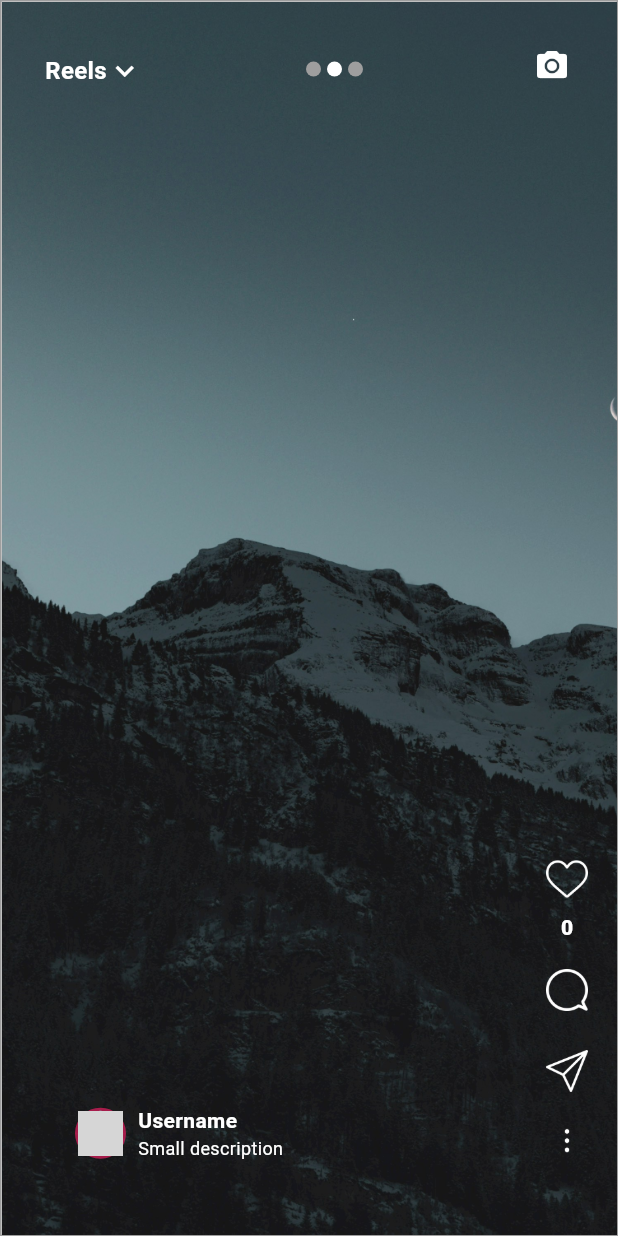
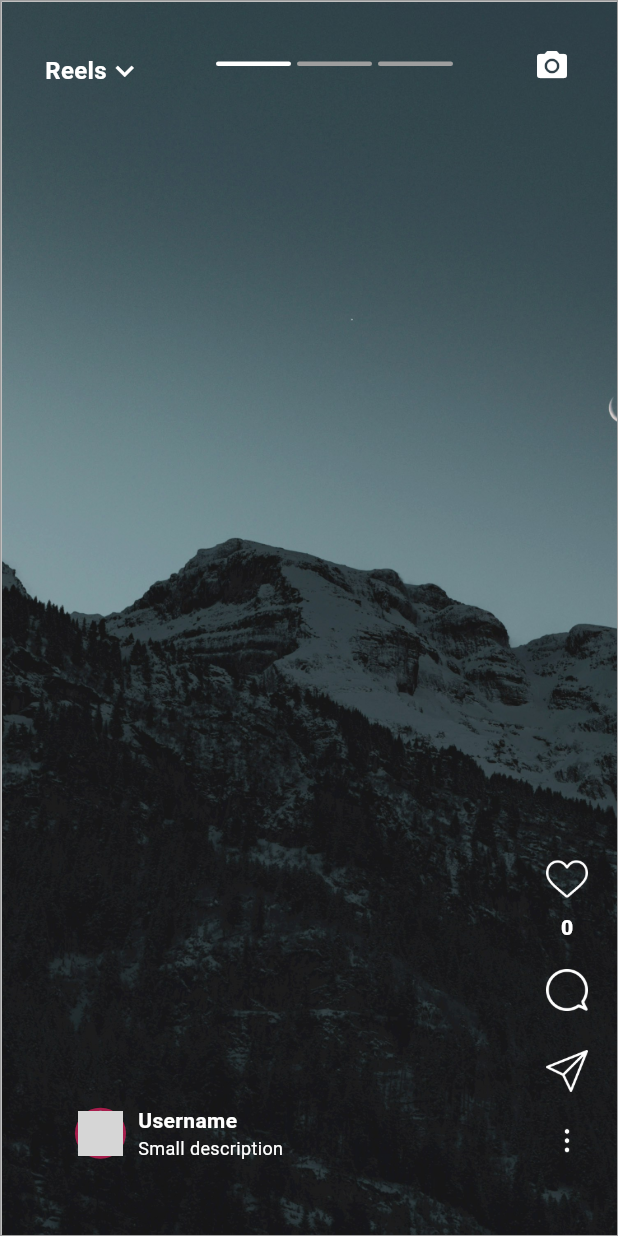
Before and after one commit to Peddi-Nikitha/reels, a Flutter app: the screen it shows after launch, swiped to page 2, on a phone screen of 412 x 824 dp. Run offline on Flutter 3.47's test engine with Material 3 defaults, Android fonts, the phone set to English and light mode, and no system bars; network calls fail; grey boxes are pictures that could not be loaded.

Commit message:
side bar

```diff
--- a/lib/main.dart
+++ b/lib/main.dart
@@ -1,4 +1,5 @@
 import 'package:flutter/material.dart';
+import 'dart:async';
 
 void main() {
   runApp(MyApp());
@@ -37,9 +38,43 @@ class _InstagramReelsState extends State<InstagramReels> {
 
   // Page controller for managing the page index
   final PageController _pageController = PageController();
+    final PageController _pageControllerHorizontal = PageController();
+
 
   // Current page index
   int _currentPage = 0;
+  int _currentPageHorizontal = 0;
+
+  Timer? _timer;
+
+  @override
+  void initState() {
+    super.initState();
+    _startTimer();
+  }
+
+  @override
+  void dispose() {
+    _timer?.cancel();
+    super.dispose();
+  }
+
+  void _startTimer() {
+    _timer = Timer.periodic(Duration(seconds: 10), (timer) {
+      if (_currentPageHorizontal < images.length - 1) {
+        _currentPageHorizontal++;
+
+      } else {
+        _currentPageHorizontal = 0;
+      }
+      _pageControllerHorizontal.animateToPage(
+        _currentPageHorizontal,
+        duration: Duration(milliseconds: 500),
+        curve: Curves.easeInOut,
+      );
+    });
+
+  }
 
   void _handleDoubleTap() {
     setState(() {
@@ -69,9 +104,16 @@ class _InstagramReelsState extends State<InstagramReels> {
                   color: Colors.grey[300],
                   border: Border.all(color: Colors.grey),
                 ),
-                child: ListView.builder(
+                child: PageView.builder(
+                  controller: _pageControllerHorizontal,
                   scrollDirection: Axis.horizontal,
                   itemCount: images.length,
+                  onPageChanged: (value){
+                    setState(() {
+                      _currentPageHorizontal = value;
+                    });
+                  },
+
                   itemBuilder: (context, index) {
                     return Image.asset(
                       images[index],
@@ -266,7 +308,7 @@ class _InstagramReelsState extends State<InstagramReels> {
             ),
             Positioned(
               top: 37,
-              right: 160,
+              right: 100,
               child: Container(
                 padding: EdgeInsets.symmetric(horizontal: 8, vertical: 4),
                 child: Row(
@@ -274,12 +316,12 @@ class _InstagramReelsState extends State<InstagramReels> {
                   children: List.generate(
                     images.length,
                     (index) => Container(
-                      width: 10,
-                      height: 10,
+                      width: 50,
+                      height: 3,
                       margin: EdgeInsets.symmetric(horizontal: 2),
                       decoration: BoxDecoration(
-                        shape: BoxShape.circle,
-                        color: _currentPage == index
+                        borderRadius: BorderRadius.circular(10),
+                        color: _currentPageHorizontal == index
                             ? Colors.white
                             : Colors.grey,
                       ),
```
